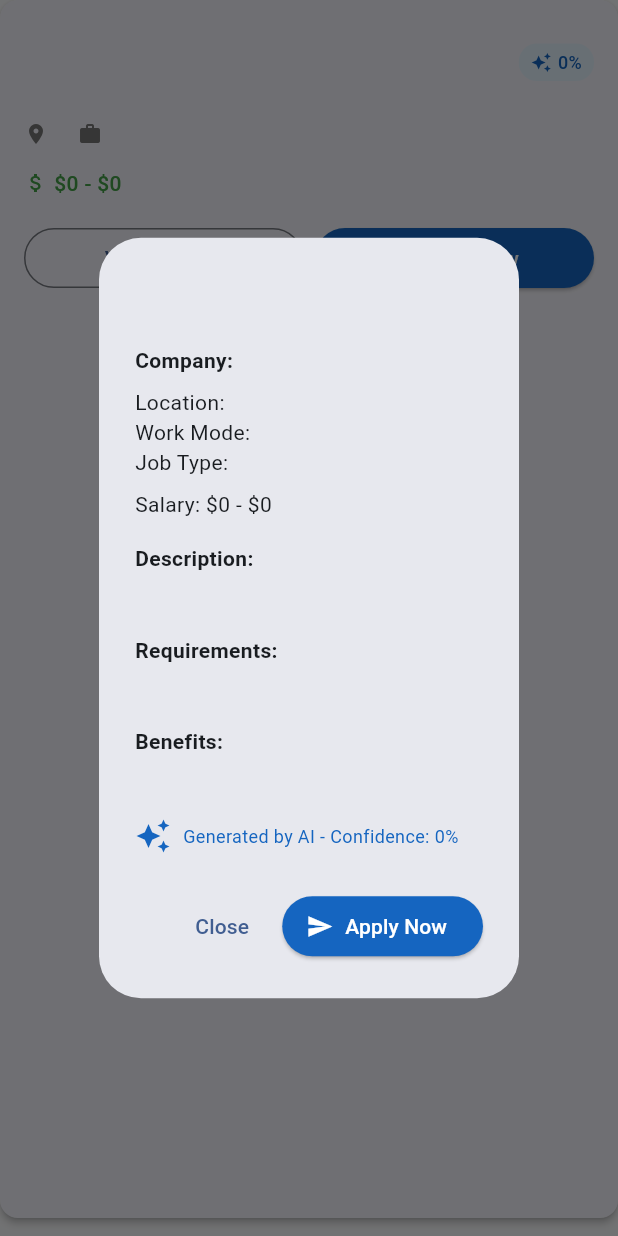
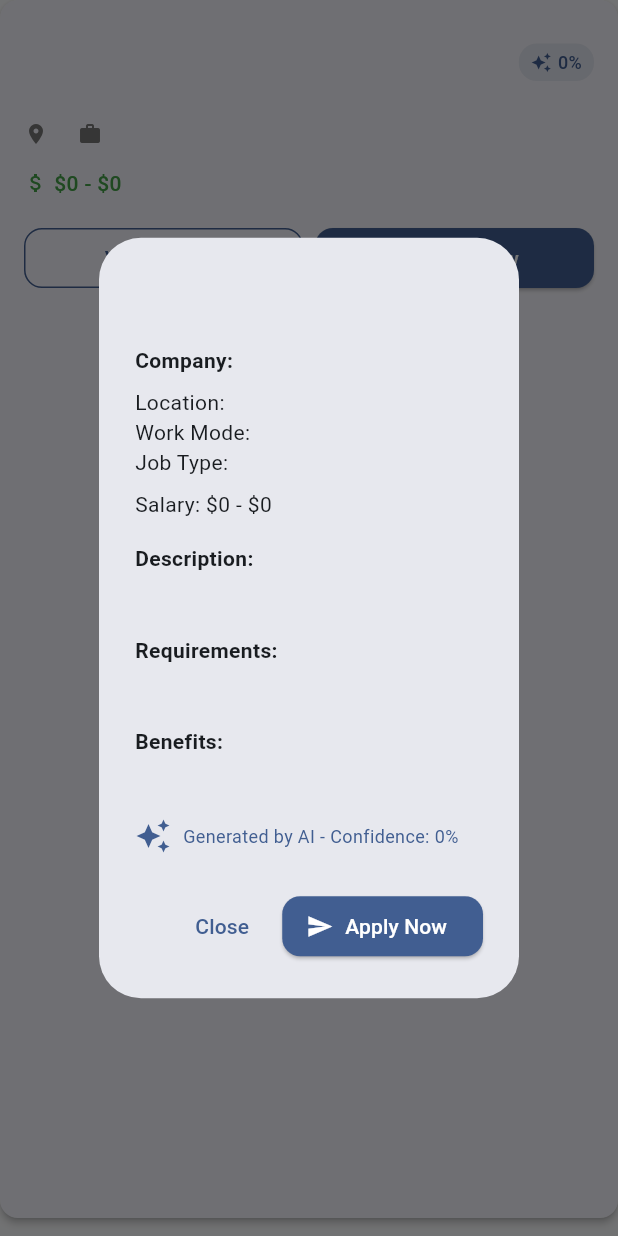
Before and after one commit to francisco3788/bolsa-_trabajo-flutter_proyect_final, a Flutter app: the JobCardWithApplication widget shown alone on an empty page, opened directly with empty values, after a tap on "View Details", on a phone screen of 412 x 824 dp. Run offline on Flutter 3.47's test engine with Material 3 defaults, Android fonts, the light colour scheme and no system bars; our stand-ins replace dartz, equatable, file_picker, flutter_dotenv, get, image_picker and 1 more; accounts and stored records are empty.

Commit message:
mejora de diseño buscado de IA

```diff
--- a/lib/features/ai/presentation/widgets/job_card_with_application.dart
+++ b/lib/features/ai/presentation/widgets/job_card_with_application.dart
@@ -80,7 +80,7 @@ class JobCardWithApplication extends StatelessWidget {
         Container(
           padding: const EdgeInsets.symmetric(horizontal: 8, vertical: 4),
           decoration: BoxDecoration(
-            color: Colors.blue[50],
+            color: Theme.of(Get.context!).colorScheme.primary.withOpacity(0.1),
             borderRadius: BorderRadius.circular(12),
           ),
           child: Row(
@@ -89,13 +89,13 @@ class JobCardWithApplication extends StatelessWidget {
               Icon(
                 Icons.auto_awesome,
                 size: 14,
-                color: Colors.blue[800],
+                color: Theme.of(Get.context!).colorScheme.primary,
               ),
               const SizedBox(width: 4),
               Text(
                 '${(job.aiConfidenceScore * 100).toStringAsFixed(0)}%',
                 style: TextStyle(
-                  color: Colors.blue[800],
+                  color: Theme.of(Get.context!).colorScheme.primary,
                   fontSize: 12,
                   fontWeight: FontWeight.w500,
                 ),
@@ -159,6 +159,10 @@ class JobCardWithApplication extends StatelessWidget {
         Expanded(
           child: OutlinedButton(
             onPressed: () => _showJobDetails(Get.context!),
+            style: OutlinedButton.styleFrom(
+              side: BorderSide(color: Theme.of(Get.context!).colorScheme.primary),
+              shape: RoundedRectangleBorder(borderRadius: BorderRadius.circular(12)),
+            ),
             child: const Text(AiTexts.viewDetails),
           ),
         ),
@@ -168,8 +172,9 @@ class JobCardWithApplication extends StatelessWidget {
             icon: const Icon(Icons.send),
             label: const Text(AiTexts.applyNow),
             style: ElevatedButton.styleFrom(
-              backgroundColor: Colors.blue[800],
+              backgroundColor: Theme.of(Get.context!).colorScheme.primary,
               foregroundColor: Colors.white,
+              shape: RoundedRectangleBorder(borderRadius: BorderRadius.circular(12)),
             ),
             onPressed: _navigateToApplication,
           ),
@@ -228,11 +233,11 @@ class JobCardWithApplication extends StatelessWidget {
               const SizedBox(height: 16),
               Row(
                 children: [
-                  Icon(Icons.auto_awesome, color: Colors.blue[800]),
+                  Icon(Icons.auto_awesome, color: Theme.of(Get.context!).colorScheme.primary),
                   const SizedBox(width: 8),
                   Text(
                     '${AiTexts.generatedByAi} - ${AiTexts.confidenceLabel}: ${(job.aiConfidenceScore * 100).toStringAsFixed(0)}%',
-                    style: TextStyle(color: Colors.blue[800], fontSize: 12),
+                    style: TextStyle(color: Theme.of(Get.context!).colorScheme.primary, fontSize: 12),
                   ),
                 ],
               ),
@@ -248,8 +253,9 @@ class JobCardWithApplication extends StatelessWidget {
             icon: const Icon(Icons.send),
             label: const Text(AiTexts.applyNow),
             style: ElevatedButton.styleFrom(
-              backgroundColor: Colors.blue[800],
+              backgroundColor: Theme.of(Get.context!).colorScheme.primary,
               foregroundColor: Colors.white,
+              shape: RoundedRectangleBorder(borderRadius: BorderRadius.circular(12)),
             ),
             onPressed: () {
               Navigator.of(context).pop();
```
Also changed, not shown: lib/features/ai/presentation/pages/ai_jobs_page.dart (+42 -21 lines).
